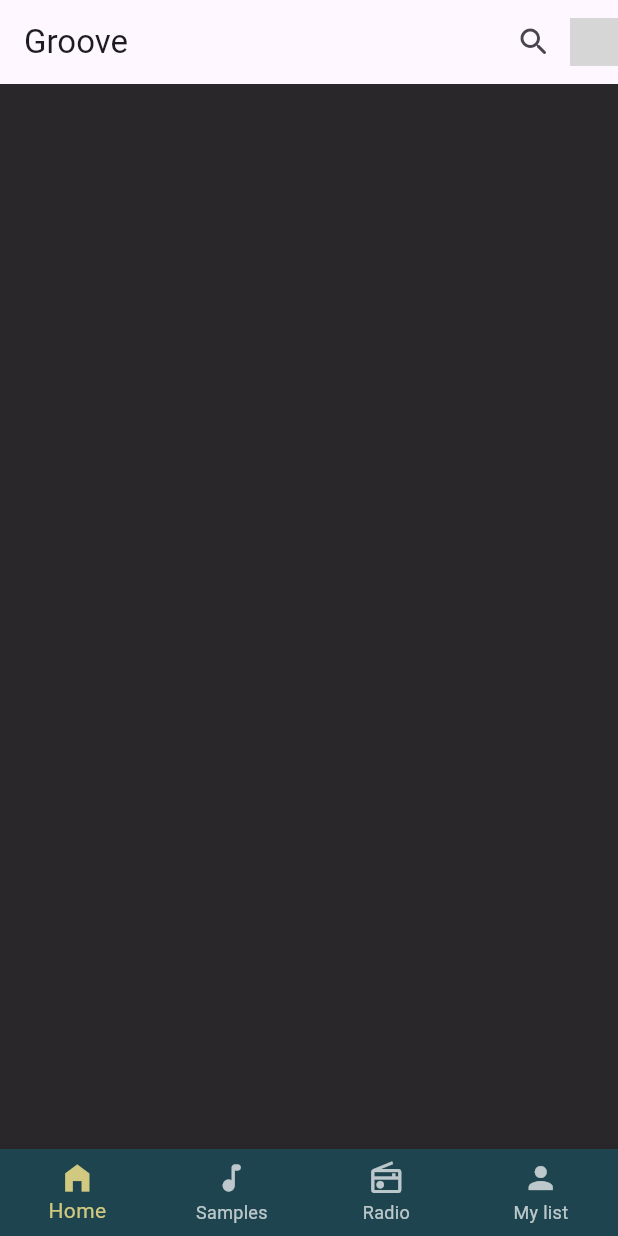
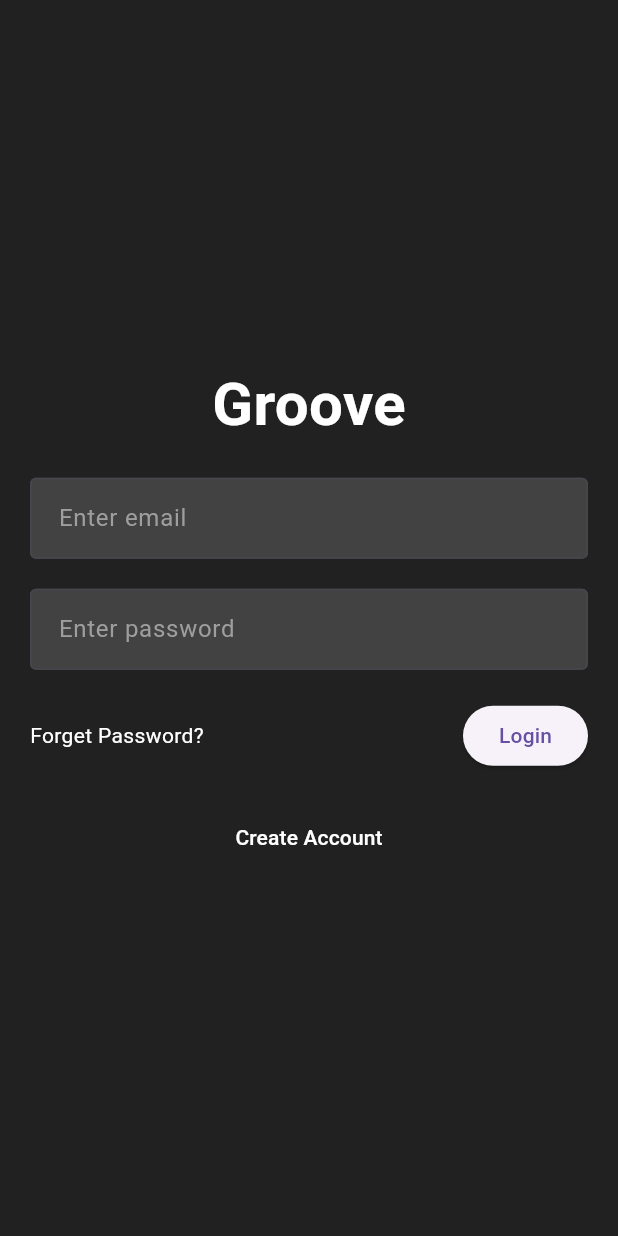
Before and after one commit to pktnnnnnn/ITDS283-Groove, a Flutter app: the screen it shows after launch, on a phone screen of 412 x 824 dp. Run offline on Flutter 3.47's test engine with Material 3 defaults, Android fonts, the phone set to English and light mode, and no system bars; our stand-ins replace audio_video_progress_bar, cloud_firestore, firebase_core; accounts and stored records are empty; Roboto replaces fonts that are missing (Outfit); grey boxes are pictures that could not be loaded.

Commit message:
Pannawit Commit

```diff
--- a/lib/main.dart
+++ b/lib/main.dart
@@ -1,77 +1,94 @@
 import 'package:flutter/material.dart';
-import 'package:firebase_core/firebase_core.dart'; // Import Firebase Core
-import 'package:groove/assets/color.dart';
-import 'package:groove/pages/Radio.dart';
-import 'package:groove/pages/Song.dart';
+import 'package:groove/pages/Home.dart';
 
-void main() async {
-  // Initialize Firebase before running the app
-  WidgetsFlutterBinding.ensureInitialized();
-  await Firebase.initializeApp();
 
-  // Run the app
-  runApp(const MyApp());
-}
-
-class MyApp extends StatefulWidget {
-  const MyApp({Key? key}) : super(key: key);
-
-  @override
-  _MyAppState createState() => _MyAppState();
-}
-
-class _MyAppState extends State<MyApp> {
-  int _selectedIndex = 0;
-
-  final List<Widget> _pages = [
-    RadioPage(), // Include RadioPage in the list
-    SongPage(), // Include SongPage in the list
-  ];
-
-  void _onItemTapped(int index) {
-    setState(() {
-      _selectedIndex = index;
-    });
-  }
-
+class LoginPage extends StatelessWidget {
   @override
   Widget build(BuildContext context) {
-    return MaterialApp(
-      title: 'Groove',
-      theme: ThemeData(
-        fontFamily: 'Outfit',
-        scaffoldBackgroundColor: bgcolor,
-      ),
-      home: Scaffold(
-        body: _pages[_selectedIndex],
-        bottomNavigationBar: BottomNavigationBar(
-          type: BottomNavigationBarType.fixed,
-          currentIndex: _selectedIndex,
-          selectedItemColor: primaryColor, // Set selected item color
-          unselectedItemColor: Colors.white70, // Set unselected item color
-          backgroundColor:
-              secondaryColor, // Set navigation bar background color
-          onTap: _onItemTapped,
-          items: const <BottomNavigationBarItem>[
-            BottomNavigationBarItem(
-              icon: Icon(Icons.home_filled),
-              label: 'Home',
-            ),
-            BottomNavigationBarItem(
-              icon: Icon(Icons.music_note_rounded),
-              label: 'Samples',
-            ),
-            BottomNavigationBarItem(
-              icon: Icon(Icons.radio_outlined),
-              label: 'Radio',
-            ),
-            BottomNavigationBarItem(
-              icon: Icon(Icons.person),
-              label: 'My list',
-            )
-          ],
+    return Scaffold(
+      backgroundColor: Colors.grey[900],
+      body: SafeArea(
+        child: Padding(
+          padding: const EdgeInsets.all(20.0),
+          child: Column(
+            mainAxisAlignment: MainAxisAlignment.center,
+            children: [
+              Text(
+                'Groove',
+                style: TextStyle(
+                  color: Colors.white,
+                  fontSize: 40.0,
+                  fontWeight: FontWeight.bold,
+                ),
+              ),
+              SizedBox(height: 20.0),
+              TextFormField(
+                style: TextStyle(color: Colors.white),
+                decoration: InputDecoration(
+                  hintText: 'Enter email',
+                  hintStyle: TextStyle(color: Colors.grey),
+                  border: OutlineInputBorder(),
+                  filled: true,
+                  fillColor: Colors.grey[800],
+                  contentPadding: EdgeInsets.all(15.0),
+                ),
+              ),
+              SizedBox(height: 20.0),
+              TextFormField(
+                style: TextStyle(color: Colors.white),
+                decoration: InputDecoration(
+                  hintText: 'Enter password',
+                  hintStyle: TextStyle(color: Colors.grey),
+                  border: OutlineInputBorder(),
+                  filled: true,
+                  fillColor: Colors.grey[800],
+                  contentPadding: EdgeInsets.all(15.0),
+                ),
+              ),
+              SizedBox(height: 20.0),
+              Row(
+                mainAxisAlignment: MainAxisAlignment.spaceBetween,
+                children: [
+                  GestureDetector(
+                    onTap: () {
+                      // Add your forget password functionality here
+                    },
+                    child: Text(
+                      'Forget Password?',
+                      style: TextStyle(color: Colors.white),
+                    ),
+                  ),
+                  ElevatedButton(
+                    onPressed: () {
+                      // Add your login functionality here
+                  Navigator.push(context, MaterialPageRoute(builder: (context) => HomePage()),
+    );
+                    },
+                    child: Text('Login'),
+                  ),
+                ],
+              ),
+              SizedBox(height: 20.0),
+              TextButton(
+                onPressed: () {
+
+                  // Add your create account functionality here
+                },
+                child: Text(
+                  'Create Account',
+                  style: TextStyle(color: Colors.white),
+                ),
+              ),
+            ],
+          ),
         ),
       ),
     );
   }
 }
+
+void main() {
+  runApp(MaterialApp(
+    home: LoginPage(),
+  ));
+}
```
Also changed, not shown: lib/pages/Home.dart (added, +145 -0 lines).
